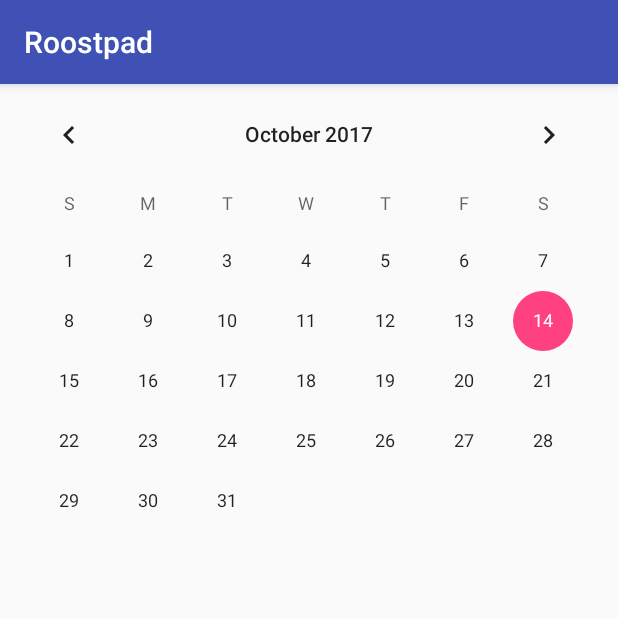
After one commit to Nasimuzzaman/Roostpad, an Android app: the CalendarActivity screen opened directly, with no data from a screen before it, on a phone screen of 412 x 824 dp, the top half of it. The commit adds this screen. Run offline under Robolectric (Android 15) with nearby library versions, the phone set to English and light mode, and no system bars; network calls fail.

Commit message:
Calendar added

```diff
--- a/app/src/main/AndroidManifest.xml
+++ b/app/src/main/AndroidManifest.xml
@@ -20,6 +20,7 @@
             </intent-filter>
         </activity>
         <activity android:name=".home.HomeActivity"></activity>
+        <activity android:name=".home.CalendarActivity"></activity>
     </application>
 
 </manifest>
--- /dev/null
+++ b/app/src/main/java/com/example/nasimuzzaman/roostpad/home/CalendarActivity.java
@@ -0,0 +1,35 @@
+package com.example.nasimuzzaman.roostpad.home;
+
+import android.os.Bundle;
+import android.support.annotation.NonNull;
+import android.support.annotation.Nullable;
+import android.support.v7.app.AppCompatActivity;
+import android.util.Log;
+import android.widget.CalendarView;
+
+import com.example.nasimuzzaman.roostpad.R;
+
+/**
+ * Created by nasimuzzaman on 10/14/17.
+ */
+
+public class CalendarActivity extends AppCompatActivity{
+
+    private static final String TAG = "CalendarActivity";
+    private CalendarView calendarView;
+
+    @Override
+    protected void onCreate(@Nullable Bundle savedInstanceState) {
+        super.onCreate(savedInstanceState);
+        setContentView(R.layout.calendar_layout);
+        calendarView = (CalendarView) findViewById(R.id.calendarView);
+
+        calendarView.setOnDateChangeListener(new CalendarView.OnDateChangeListener() {
+            @Override
+            public void onSelectedDayChange(@NonNull CalendarView calendarView, int i, int i1, int i2) {
+                String date = i + "/" + i1 + "/" + i2;
+                Log.d(TAG, "onSelectedDayChange: date: " + date);
+            }
+        });
+    }
+}
--- /dev/null
+++ b/app/src/main/res/layout/calendar_layout.xml
@@ -0,0 +1,10 @@
+<?xml version="1.0" encoding="utf-8"?>
+<LinearLayout xmlns:android="http://schemas.android.com/apk/res/android"
+    android:orientation="vertical" android:layout_width="match_parent"
+    android:layout_height="match_parent">
+
+    <CalendarView
+        android:id="@+id/calendarView"
+        android:layout_width="match_parent"
+        android:layout_height="wrap_content" />
+</LinearLayout>
```
Also changed, not shown: app/src/main/java/com/example/nasimuzzaman/roostpad/home/HomeActivity.java (+56 -0 lines), app/src/main/res/layout/activity_home.xml (+23 -6 lines), app/src/main/res/menu/menu_main.xml (added, +35 -0 lines).
